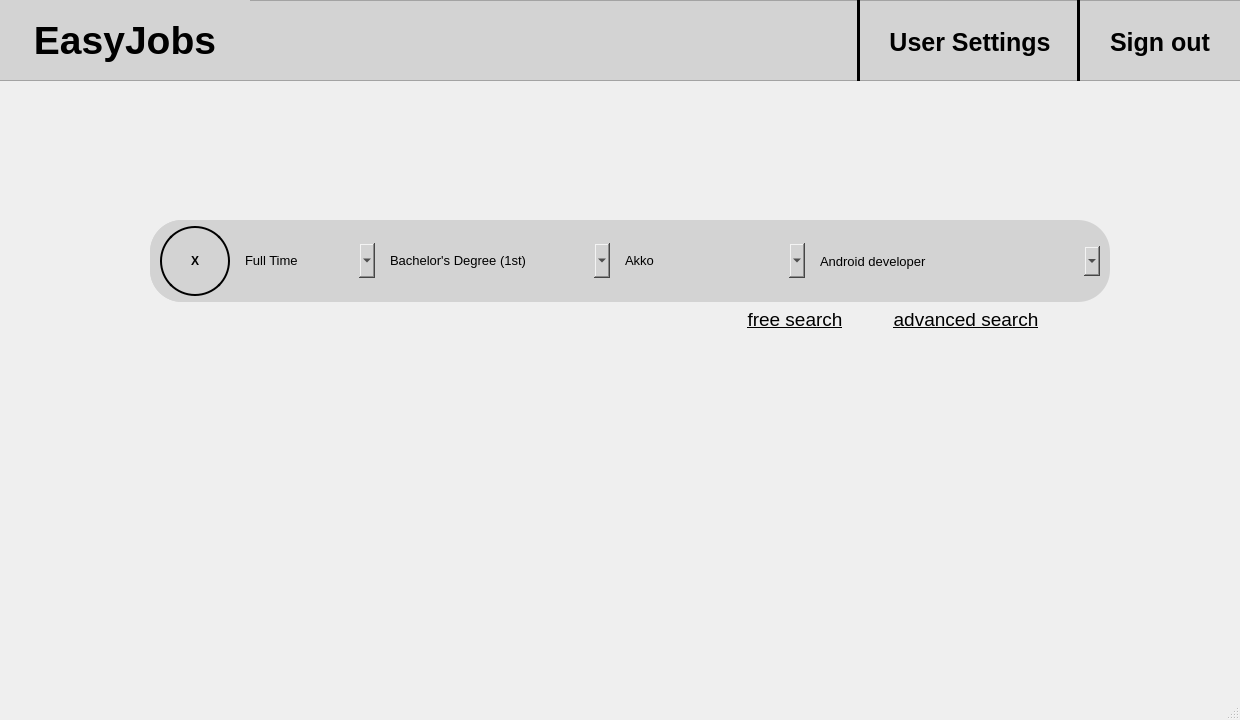
Before: the Qt Designer form ui/homepage.ui in IvnGenza/EasyJob_39, drawn with Qt 5.
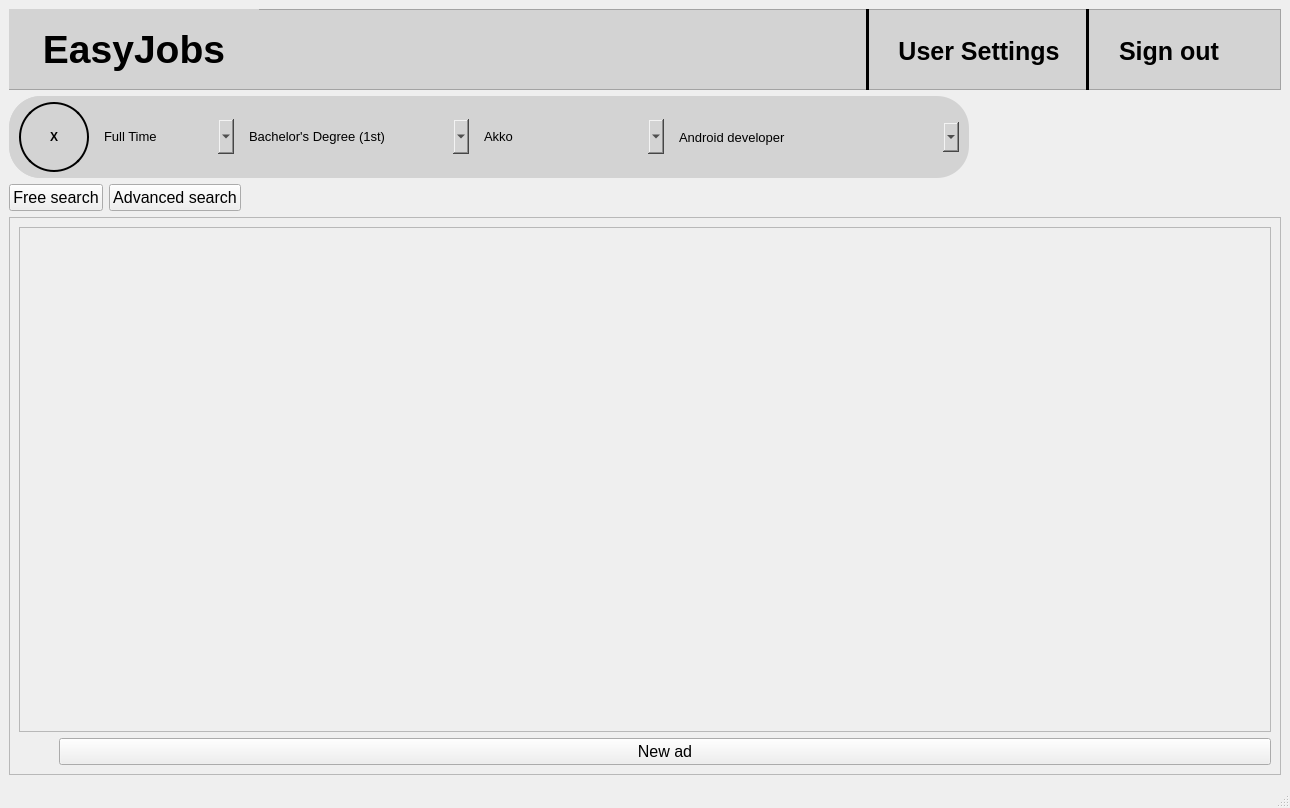
After: the same form once the commit is applied.

What changed in the file:
```diff
--- a/ui/homepage.ui
+++ b/ui/homepage.ui
@@ -6,8 +6,8 @@
    <rect>
     <x>0</x>
     <y>0</y>
-    <width>1240</width>
-    <height>720</height>
+    <width>1290</width>
+    <height>808</height>
    </rect>
   </property>
   <property name="minimumSize">
@@ -22,19 +22,18 @@
     <height>1080</height>
    </size>
   </property>
+  <property name="font">
+   <font>
+    <pointsize>12</pointsize>
+   </font>
+  </property>
   <property name="windowTitle">
    <string>MainWindow</string>
   </property>
   <widget class="QWidget" name="centralwidget">
+   <layout class="QVBoxLayout" name="verticalLayout_6">
+    <item>
    <widget class="QFrame" name="navigation_frame">
-    <property name="geometry">
-     <rect>
-      <x>0</x>
-      <y>0</y>
-      <width>1241</width>
-      <height>81</height>
-     </rect>
-    </property>
     <property name="minimumSize">
      <size>
       <width>1240</width>
@@ -248,15 +247,9 @@
      </property>
     </widget>
    </widget>
+    </item>
+    <item>
    <widget class="QFrame" name="search_frame">
-    <property name="geometry">
-     <rect>
-      <x>150</x>
-      <y>220</y>
-      <width>960</width>
-      <height>82</height>
-     </rect>
-    </property>
     <property name="minimumSize">
      <size>
       <width>960</width>
@@ -708,80 +701,104 @@
      </layout>
     </widget>
    </widget>
-   <widget class="QWidget" name="horizontalLayoutWidget_2">
-    <property name="geometry">
-     <rect>
-      <x>720</x>
-      <y>280</y>
-      <width>348</width>
-      <height>80</height>
-     </rect>
-    </property>
+    </item>
+    <item>
     <layout class="QHBoxLayout" name="horizontalLayout_2">
      <item>
       <widget class="QPushButton" name="free_search_button">
-       <property name="minimumSize">
-        <size>
-         <width>130</width>
-         <height>35</height>
-        </size>
-       </property>
-       <property name="maximumSize">
-        <size>
-         <width>130</width>
-         <height>35</height>
-        </size>
-       </property>
-       <property name="font">
-        <font>
-         <pointsize>14</pointsize>
-         <underline>true</underline>
-        </font>
-       </property>
-       <property name="cursor">
-        <cursorShape>PointingHandCursor</cursorShape>
-       </property>
        <property name="text">
-        <string>free search</string>
-       </property>
-       <property name="flat">
-        <bool>true</bool>
+         <string>Free search</string>
        </property>
       </widget>
      </item>
      <item>
       <widget class="QPushButton" name="advanced_search_button">
-       <property name="minimumSize">
-        <size>
-         <width>180</width>
-         <height>35</height>
-        </size>
-       </property>
-       <property name="maximumSize">
-        <size>
-         <width>180</width>
-         <height>35</height>
-        </size>
-       </property>
-       <property name="font">
-        <font>
-         <pointsize>14</pointsize>
-         <underline>true</underline>
-        </font>
-       </property>
-       <property name="cursor">
-        <cursorShape>PointingHandCursor</cursorShape>
-       </property>
        <property name="text">
-        <string>advanced search</string>
-       </property>
-       <property name="flat">
+         <string>Advanced search</string>
+        </property>
+       </widget>
+      </item>
+      <item>
+       <spacer name="horizontalSpacer_2">
+        <property name="orientation">
+         <enum>Qt::Horizontal</enum>
+        </property>
+        <property name="sizeHint" stdset="0">
+         <size>
+          <width>40</width>
+          <height>20</height>
+         </size>
+        </property>
+       </spacer>
+      </item>
+     </layout>
+    </item>
+    <item>
+     <widget class="QFrame" name="board_frame">
+      <property name="frameShape">
+       <enum>QFrame::StyledPanel</enum>
+      </property>
+      <property name="frameShadow">
+       <enum>QFrame::Raised</enum>
+      </property>
+      <layout class="QVBoxLayout" name="verticalLayout_5">
+       <item>
+        <layout class="QVBoxLayout" name="verticalLayout_3">
+         <item>
+          <widget class="QScrollArea" name="board_scrollArea">
+           <property name="widgetResizable">
         <bool>true</bool>
        </property>
-      </widget>
-     </item>
-    </layout>
-   </widget>
+           <widget class="QWidget" name="scrollAreaWidgetContents">
+            <property name="geometry">
+             <rect>
+              <x>0</x>
+              <y>0</y>
+              <width>1248</width>
+              <height>468</height>
+             </rect>
+            </property>
+            <layout class="QHBoxLayout" name="horizontalLayout_4">
+             <item>
+              <layout class="QVBoxLayout" name="verticalLayout_2"/>
+             </item>
+            </layout>
+           </widget>
+          </widget>
+         </item>
+         <item>
+          <layout class="QHBoxLayout" name="horizontalLayout_3">
+           <item>
+            <spacer name="horizontalSpacer">
+             <property name="orientation">
+              <enum>Qt::Horizontal</enum>
+             </property>
+             <property name="sizeType">
+              <enum>QSizePolicy::Minimum</enum>
+             </property>
+             <property name="sizeHint" stdset="0">
+              <size>
+               <width>40</width>
+               <height>20</height>
+              </size>
+             </property>
+            </spacer>
+           </item>
+           <item>
+            <widget class="QPushButton" name="new_ad_Button">
+             <property name="text">
+              <string>New ad</string>
+             </property>
+            </widget>
+           </item>
+          </layout>
+         </item>
+        </layout>
+       </item>
+      </layout>
+     </widget>
+    </item>
+   </layout>
   </widget>
   <widget class="QMenuBar" name="menubar">
    <property name="geometry">
```
Left out of the diff: 4 changed lines with no effect on the pictures. Lines whose indentation alone changed are shown as unchanged.
